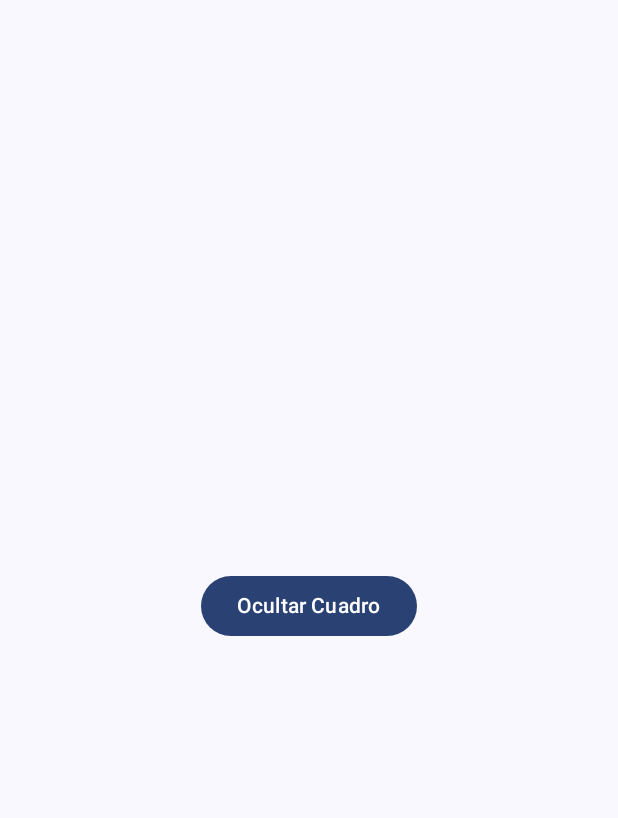
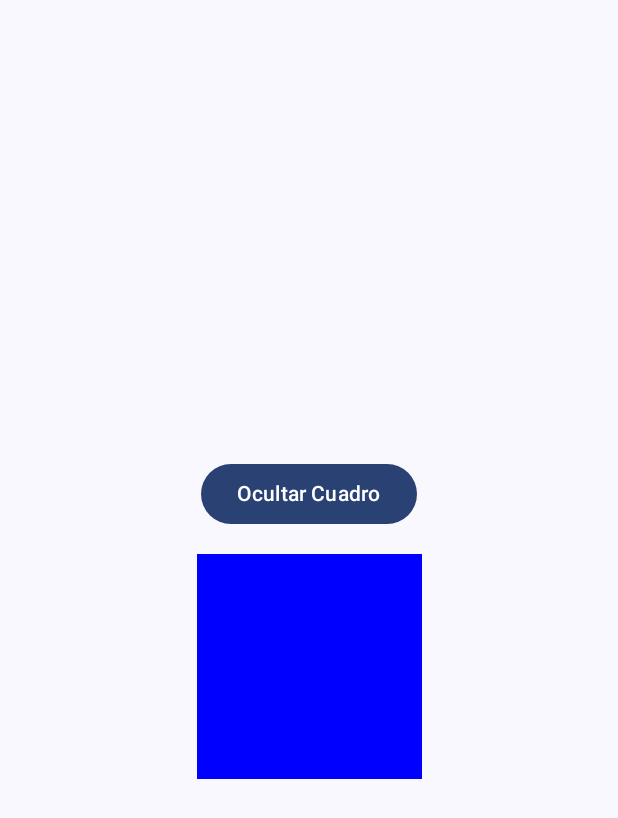
Before and after one commit to david-ny-17/lab13-compose-animations, an Android app built with Jetpack Compose: the composable VisibilityAnimationScreen shown on its own in the app's theme, after a tap on "Mostrar Cuadro", on a phone screen of 412 x 824 dp. Shown: the top 818 px of the screen. Run offline under Robolectric (Android 15) with nearby library versions, the phone set to English and light mode, and no system bars.

Commit message:
feat: agregar AnimatedVisibility con fadeIn, fadeOut y caja de color

```diff
--- a/app/src/main/java/com/example/composeanimationslab13/VisibilityAnimationScreen.kt
+++ b/app/src/main/java/com/example/composeanimationslab13/VisibilityAnimationScreen.kt
@@ -1,16 +1,20 @@
 package com.example.composeanimationslab13
 
+import androidx.compose.animation.AnimatedVisibility
+import androidx.compose.animation.fadeIn
+import androidx.compose.animation.fadeOut
+import androidx.compose.foundation.background
 import androidx.compose.foundation.layout.*
 import androidx.compose.material3.Button
 import androidx.compose.material3.Text
 import androidx.compose.runtime.*
 import androidx.compose.ui.Alignment
 import androidx.compose.ui.Modifier
+import androidx.compose.ui.graphics.Color
 import androidx.compose.ui.unit.dp
 
 @Composable
 fun VisibilityAnimationScreen() {
-
     var isVisible by remember { mutableStateOf(false) }
 
     Column(
@@ -18,11 +22,24 @@ fun VisibilityAnimationScreen() {
         verticalArrangement = Arrangement.Center,
         horizontalAlignment = Alignment.CenterHorizontally
     ) {
-
         Button(onClick = { isVisible = !isVisible }) {
             Text(text = if (isVisible) "Ocultar Cuadro" else "Mostrar Cuadro")
         }
 
         Spacer(modifier = Modifier.height(16.dp))
+
+
+        AnimatedVisibility(
+            visible = isVisible,
+            enter = fadeIn(),
+            exit = fadeOut()
+        ) {
+
+            Box(
+                modifier = Modifier
+                    .size(150.dp)
+                    .background(Color.Blue)
+            )
+        }
     }
 }
```
